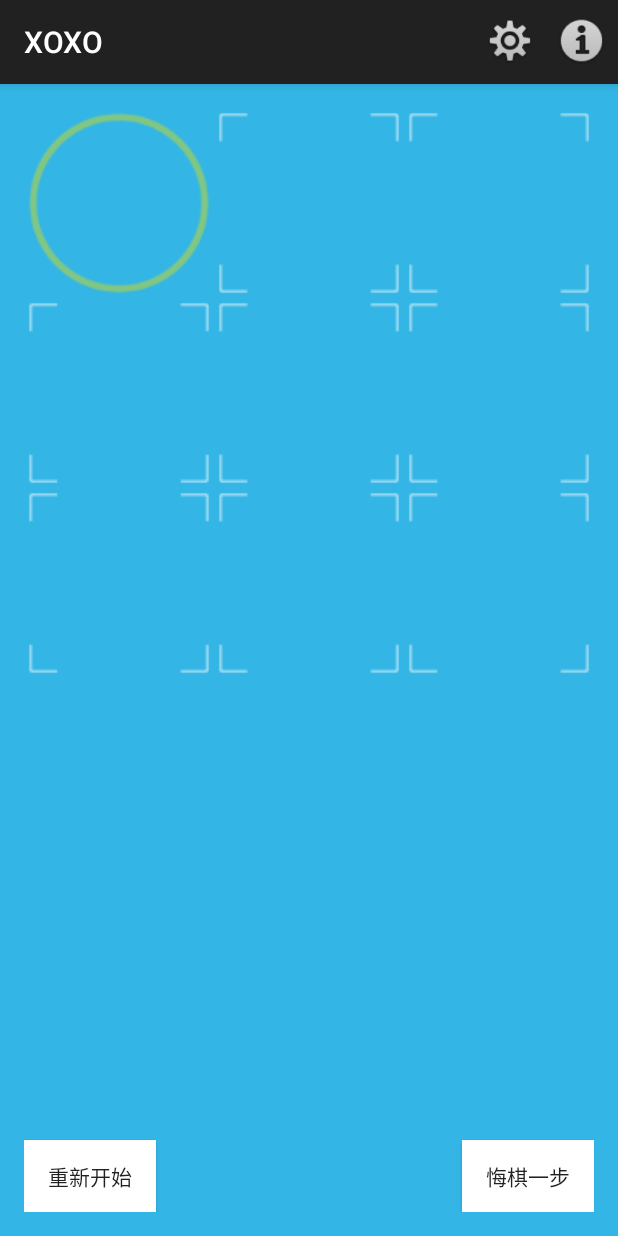
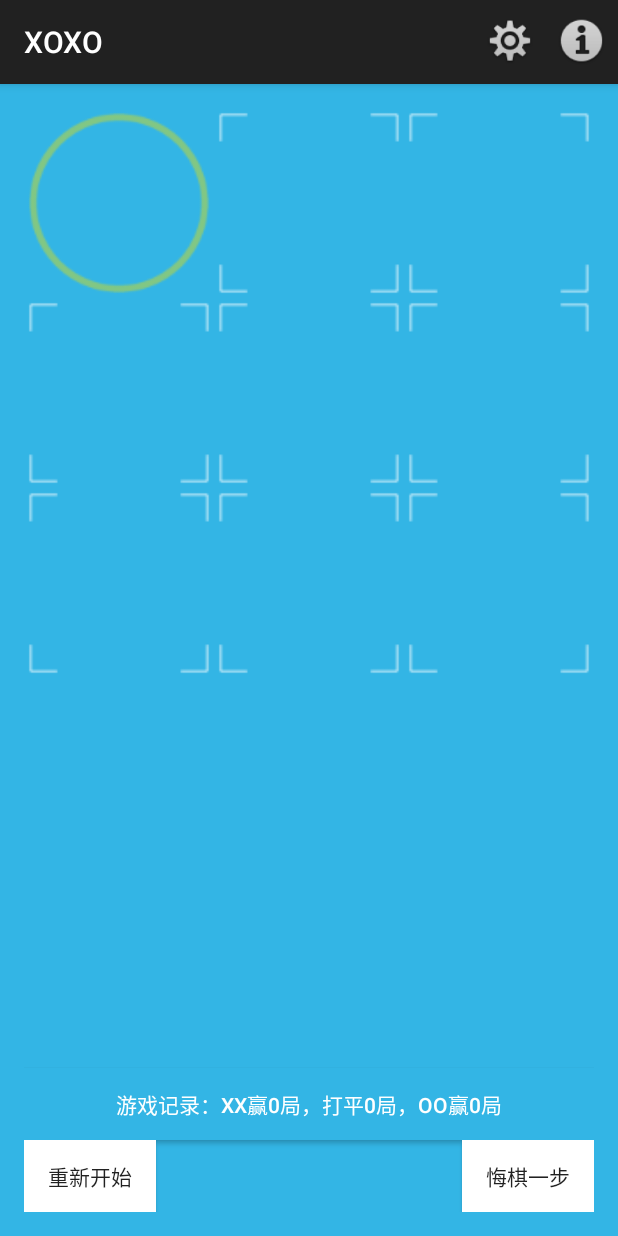
Before and after one commit to weiherty/XOXO, an Android app: the screen it shows after launch (MainActivity), after a tap on an icon or button, on a phone screen of 412 x 824 dp. Run offline under Robolectric (Android 15) with nearby library versions, the phone set to English and light mode, and no system bars.

Commit message:
添加游戏记录

```diff
--- a/app/src/main/java/com/cf/xoxo/app/MainActivity.java
+++ b/app/src/main/java/com/cf/xoxo/app/MainActivity.java
@@ -31,6 +31,10 @@ public class MainActivity extends ActionBarActivity implements View.OnClickListe
     ImageButton b33;
     ImageButton back;
     Button bback;
+    Button bshow;
+    int xscore =0;
+    int oscore =0;
+    int escore =0;
     android.content.DialogInterface.OnClickListener listener;
 
     @Override
@@ -98,6 +102,10 @@ public class MainActivity extends ActionBarActivity implements View.OnClickListe
         bback.setTag("noback");
         bback.setText("不能再悔");
         bback.setBackgroundColor(Color.parseColor("#FFFFFF"));
+
+        bshow = (Button)findViewById(R.id.button3);
+        bshow.setText("游戏记录：XX赢"+xscore+"局，打平"+escore+"局，OO赢"+oscore+"局");
+
         cleanAll();
     }
 
@@ -189,6 +197,13 @@ public class MainActivity extends ActionBarActivity implements View.OnClickListe
         {
             res =2;
         }
+        else if(b11.getTag()!="unset"&&b12.getTag()!="unset"&&b13.getTag()!="unset"
+                &&b21.getTag()!="unset"&&b22.getTag()!="unset"&&b23.getTag()!="unset"
+                &&b31.getTag()!="unset"&&b32.getTag()!="unset"&&b33.getTag()!="unset"
+                )
+        {
+            res =3;
+        }
         else
         {
             res =0;
@@ -224,20 +239,37 @@ public class MainActivity extends ActionBarActivity implements View.OnClickListe
             back = (ImageButton) view;
             step++;
             if(checkWinner()==1) {
+                oscore++;
+                bshow.setText("游戏记录：XX赢"+xscore+"局，打平"+escore+"局，OO赢"+oscore+"局");
                 ImageView img = new ImageView(this);
                 img.setImageResource(R.drawable.oo);
                 new AlertDialog.Builder(this)
-                        .setTitle("OO win")
+                        .setTitle("OO IS WINNER")
                         .setView(img)
                         .setPositiveButton("重新开始", listener)
                         .show();
             }
             else if(checkWinner()==2)
             {
+                xscore++;
+                bshow.setText("游戏记录：XX赢"+xscore+"局，打平"+escore+"局，OO赢"+oscore+"局");
                 ImageView img = new ImageView(this);
                 img.setImageResource(R.drawable.xx);
                 new AlertDialog.Builder(this)
-                        .setTitle("XX win")
+                        .setTitle("XX IS WINNER")
+                        .setView(img)
+                        .setPositiveButton("重新开始", listener)
+                        .show();
+            }
+            else if(checkWinner()==3)
+            {
+                escore++;
+                bshow.setText("游戏记录：XX赢"+xscore+"局，打平"+escore+"局，OO赢"+oscore+"局");
+                //todo 画一个心形的图案
+                ImageView img = new ImageView(this);
+                img.setImageResource(R.drawable.xx);
+                new AlertDialog.Builder(this)
+                        .setTitle("XOXO play even")
                         .setView(img)
                         .setPositiveButton("重新开始", listener)
                         .show();
--- a/app/src/main/res/layout/activity_main.xml
+++ b/app/src/main/res/layout/activity_main.xml
@@ -104,4 +104,18 @@
         android:layout_alignParentBottom="true"
         android:layout_alignParentRight="true"
         android:layout_alignParentEnd="true" />
+
+    <Button
+        android:layout_width="wrap_content"
+        android:layout_height="wrap_content"
+        android:text="New Button"
+        android:id="@+id/button3"
+        android:layout_above="@+id/button"
+        android:layout_alignParentLeft="true"
+        android:layout_alignParentStart="true"
+        android:layout_alignRight="@+id/button2"
+        android:layout_alignEnd="@+id/button2"
+        android:background="@android:color/holo_blue_light"
+        android:textColor="@android:color/white" />
+
 </RelativeLayout>
```
